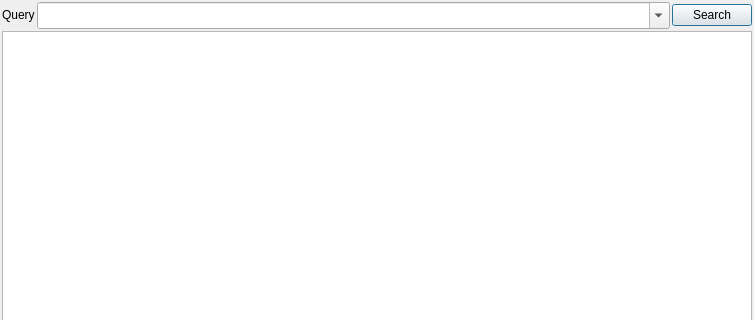
The window that searchtab.ui (kernel1024/jpreader) describes before a commit, drawn with Qt 5; both pictures show x 0 to 754 and y 0 to 320 of the 754 by 582 pixel window.
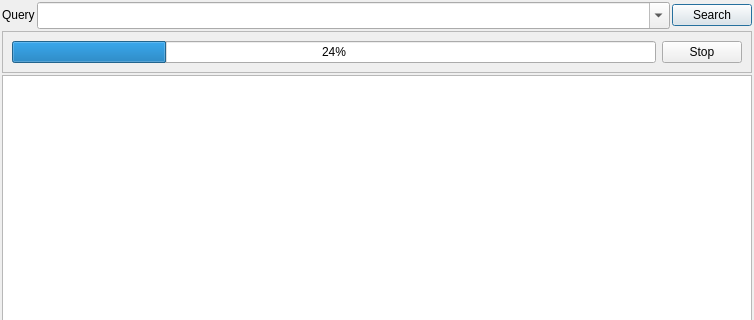
The same window after the commit.

Commit message: Titles translation in search tab.

```diff
--- a/searchtab.ui
+++ b/searchtab.ui
@@ -74,6 +74,32 @@
      </item>
     </layout>
    </item>
+   <item>
+    <widget class="QFrame" name="translateFrame">
+     <property name="frameShape">
+      <enum>QFrame::StyledPanel</enum>
+     </property>
+     <property name="frameShadow">
+      <enum>QFrame::Raised</enum>
+     </property>
+     <layout class="QHBoxLayout" name="horizontalLayout_6">
+      <item>
+       <widget class="QProgressBar" name="translateBar">
+        <property name="value">
+         <number>24</number>
+        </property>
+       </widget>
+      </item>
+      <item>
+       <widget class="QPushButton" name="translateStopBtn">
+        <property name="text">
+         <string>Stop</string>
+        </property>
+       </widget>
+      </item>
+     </layout>
+    </widget>
+   </item>
    <item>
     <widget class="QSplitter" name="splitter">
      <property name="orientation">
```
Left out of the diff: 5 changed lines with no effect on the pictures. The commit also changes 5 other files.
